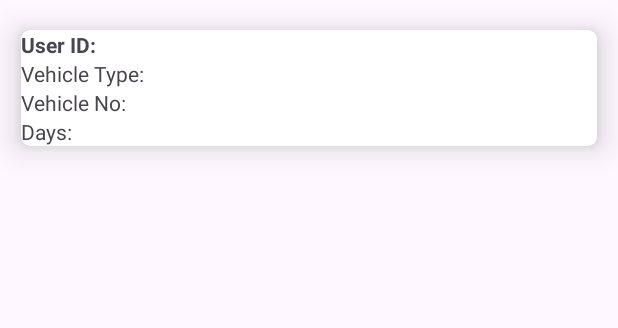
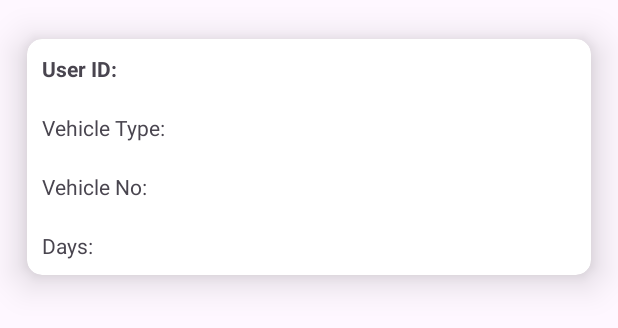
Before and after one commit to Aisha-code1/CarParkingApp, an Android app: the layout booking_item.xml on its own in the app's theme, with its tools: preview values and no code run, on a phone screen of 412 x 824 dp. Shown: the top 328 px of the screen. Run offline under Robolectric (Android 15) with nearby library versions, the phone set to English and light mode, and no system bars.

Commit message:
solve error

```diff
--- a/app/src/main/java/com/example/carparkingapp/ManageAdapter.java
+++ b/app/src/main/java/com/example/carparkingapp/ManageAdapter.java
@@ -99,6 +99,7 @@ public class ManageAdapter extends RecyclerView.Adapter<ManageViewHolder> {
     }
     @Override
     public int getItemCount() {
+
         return this.manageList.size();
     }
 }
--- a/app/src/main/res/layout/booking_item.xml
+++ b/app/src/main/res/layout/booking_item.xml
@@ -1,42 +1,52 @@
 <?xml version="1.0" encoding="utf-8"?>
 <androidx.cardview.widget.CardView
     xmlns:android="http://schemas.android.com/apk/res/android"
-
     android:layout_width="match_parent"
     android:layout_height="wrap_content"
     xmlns:app="http://schemas.android.com/apk/res-auto"
-    app:cardCornerRadius="6dp"
-    app:cardElevation="12dp"
+    app:cardCornerRadius="10dp"
+    app:cardElevation="15dp"
     app:cardUseCompatPadding="true">
 
     <LinearLayout
         android:layout_width="match_parent"
         android:layout_height="wrap_content"
+        android:weightSum="1"
+        android:orientation="horizontal">
+
+        <LinearLayout
+            android:layout_width="match_parent"
+            android:layout_height="wrap_content"
+            android:layout_weight="1"
             android:orientation="vertical">
-
             <TextView
                 android:id="@+id/tv_user"
                 android:layout_width="wrap_content"
                 android:layout_height="wrap_content"
                 android:text="User ID:"
-            android:textStyle="bold" />
+                android:textStyle="bold"
+                android:padding="10dp"/>
 
             <TextView
-            android:id="@+id/tv_vehicle_type"
+                android:id="@+id/vehicle_type"
                 android:layout_width="wrap_content"
                 android:layout_height="wrap_content"
-            android:text="Vehicle Type:" />
+                android:text="Vehicle Type:"
+                android:padding="10dp"/>
 
             <TextView
-            android:id="@+id/tv_vehicle_no"
+                android:id="@+id/vehicle_no"
                 android:layout_width="wrap_content"
                 android:layout_height="wrap_content"
-            android:text="Vehicle No:" />
+                android:text="Vehicle No:"
+                android:padding="10dp"/>
 
             <TextView
-            android:id="@+id/tv_days"
+                android:id="@+id/days"
                 android:layout_width="wrap_content"
                 android:layout_height="wrap_content"
-            android:text="Days:" />
+                android:text="Days:"
+                android:padding="10dp"/>
+        </LinearLayout>
     </LinearLayout>
 </androidx.cardview.widget.CardView>
```
Also changed, not shown: app/src/main/java/com/example/carparkingapp/ViewBooking.java (+8 -2 lines), app/src/main/java/com/example/carparkingapp/ViewBookingActivity.java (+6 -4 lines), app/src/main/java/com/example/carparkingapp/ViewBookingAdapter.java (+6 -5 lines), app/src/main/java/com/example/carparkingapp/ViewBookingHolder.java (+5 -5 lines), app/src/main/AndroidManifest.xml (line endings or trailing spaces). Lines whose indentation alone changed are shown as unchanged.
